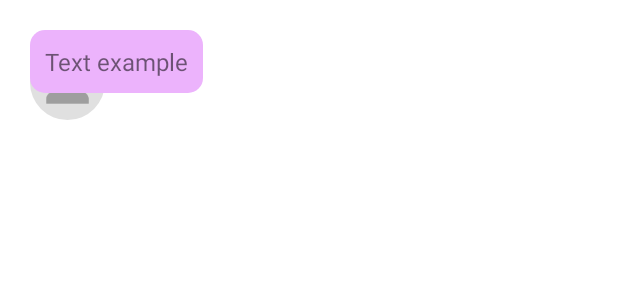
After one commit to devedelie/WashMyLaundry, an Android app: the layout chat_item.xml on its own in the app's theme, with its tools: preview values and no code run, on a phone screen of 412 x 824 dp. The commit adds this screen. Shown: the top 300 px of the screen. Run offline under Robolectric (Android 15) with nearby library versions, the phone set to English and light mode, and no system bars.

Commit message:
- Added Chat layout design

```diff
--- /dev/null
+++ b/app/src/main/res/drawable/chat_bubble_receiver.xml
@@ -0,0 +1,7 @@
+<?xml version="1.0" encoding="utf-8"?>
+<shape
+    xmlns:android="http://schemas.android.com/apk/res/android"
+    android:shape="rectangle">
+    <corners android:radius="10dp" />
+    <solid android:color="@color/receiver_color" />
+</shape>
--- /dev/null
+++ b/app/src/main/res/drawable/chat_bubble_sender.xml
@@ -0,0 +1,7 @@
+<?xml version="1.0" encoding="utf-8"?>
+<shape
+    xmlns:android="http://schemas.android.com/apk/res/android"
+    android:shape="rectangle">
+    <corners android:radius="10dp" />
+    <solid android:color="@color/sender_color" />
+</shape>
--- /dev/null
+++ b/app/src/main/res/layout/chat_item.xml
@@ -0,0 +1,109 @@
+<?xml version="1.0" encoding="utf-8"?>
+<RelativeLayout
+    xmlns:android="http://schemas.android.com/apk/res/android"
+    xmlns:tools="http://schemas.android.com/tools"
+    xmlns:app="http://schemas.android.com/apk/res-auto"
+    android:id="@+id/chat_item_root_view"
+    android:layout_width="match_parent"
+    android:layout_height="wrap_content"
+    android:layout_margin="@dimen/default_margin">
+
+    <!-- PROFILE CONTAINER -->
+    <LinearLayout
+        android:id="@+id/chat_item_profile_container"
+        android:layout_width="wrap_content"
+        android:layout_height="wrap_content"
+        android:layout_alignParentTop="true"
+        android:layout_alignParentBottom="true"
+        android:layout_margin="@dimen/default_margin">
+
+        <!-- IMAGE VIEW PROFILE -->
+        <ImageView
+            android:id="@+id/chat_item_profile_container_profile_image"
+            android:layout_width="50dip"
+            android:layout_height="50dip"
+            app:srcCompat="@drawable/ic_anon_user_48dp"/>
+
+        <!-- IMAGE IS PROVIDER -->
+        <ImageView
+            android:id="@+id/chat_item_profile_container_is_provider_image"
+            android:layout_width="15dip"
+            android:layout_height="15dip"
+            app:srcCompat="@drawable/ic_laundry_machine_black_48dp"/>
+
+    </LinearLayout>
+
+    <!-- MESSAGE CONTAINER -->
+    <RelativeLayout
+        android:id="@+id/chat_item_message_container"
+        android:layout_width="wrap_content"
+        android:layout_height="wrap_content"
+        android:layout_alignParentTop="true"
+        android:layout_alignParentBottom="true">
+
+        <!-- IMAGE SENT CONTAINER -->
+        <androidx.cardview.widget.CardView
+            android:id="@+id/chat_item_message_container_image_sent_cardview"
+            android:layout_width="wrap_content"
+            android:layout_height="wrap_content"
+            android:layout_alignParentTop="true"
+            android:background="@drawable/chat_bubble_receiver"
+            android:visibility="gone">
+
+            <!-- IMAGE SENT -->
+            <ImageView
+                android:id="@+id/chat_item_message_container_image_sent_cardview_image"
+                android:layout_width="100dip"
+                android:layout_height="100dip"
+                android:scaleType="centerCrop"/>
+
+        </androidx.cardview.widget.CardView>
+
+        <!-- TEXT MESSAGE CONTAINER -->
+        <LinearLayout
+            android:id="@+id/chat_item_message_container_text_message_container"
+            android:layout_width="wrap_content"
+            android:layout_height="wrap_content"
+            android:layout_marginRight="@dimen/default_margin"
+            android:layout_marginLeft="@dimen/default_margin"
+            android:background="@drawable/chat_bubble_sender"
+            android:orientation="vertical"
+            android:layout_margin="@dimen/default_margin">
+
+            <LinearLayout
+                android:layout_width="wrap_content"
+                android:layout_height="wrap_content"
+                android:orientation="vertical"
+                android:padding="@dimen/default_margin">
+
+                <!-- TEXT MESSAGE -->
+                <TextView
+                    android:id="@+id/chat_item_message_container_text_message_container_text_view"
+                    android:layout_width="match_parent"
+                    android:layout_height="wrap_content"
+                    android:textIsSelectable="true"
+                    android:textSize="@dimen/default_text_size"
+                    tools:text="Text example" />
+
+            </LinearLayout>
+
+        </LinearLayout>
+
+        <!-- DATE MESSAGE -->
+        <TextView
+            android:id="@+id/chat_item_message_container_text_view_date"
+            android:layout_width="wrap_content"
+            android:layout_height="wrap_content"
+            android:layout_below="@id/chat_item_message_container_text_message_container"
+            android:layout_alignParentBottom="true"
+            android:layout_alignEnd="@id/chat_item_message_container_text_message_container"
+            android:textStyle="bold"
+            android:textSize="@dimen/default_text_size_mini" />
+
+    </RelativeLayout>
+
+
+
+
+
+</RelativeLayout>
--- a/app/src/main/res/values/colors.xml
+++ b/app/src/main/res/values/colors.xml
@@ -24,5 +24,9 @@
     <color name="color_progress_btn">#4A7BCA</color>
     <color name="color_finished_btn">#135CCF</color>
 
+    <!-- Chat-->
+    <color name="sender_color">#ECB3FC</color>
+    <color name="receiver_color">#B5D8F5</color>
+
 
 </resources>
--- a/app/src/main/res/values/strings.xml
+++ b/app/src/main/res/values/strings.xml
@@ -122,5 +122,10 @@
     <string name="empty_order_list">There are no orders in this section</string>
     <string name="your_orders_title">Your Orders</string>
 
+    <!-- Chat BottomSheet -->
+    <string name="chat_layout_no_messages">There are no messages yet</string>
+    <string name="chat_layout_write_message_edit_text">Write your message</string>
+    <string name="send_btn">Send</string>
+
 
 </resources>
```
Also changed, not shown: app/src/main/res/drawable/button_radius_sender_chat_color.xml (added, +7 -0 lines), app/src/main/res/layout/bottom_sheet_chat.xml (added, +102 -0 lines).
